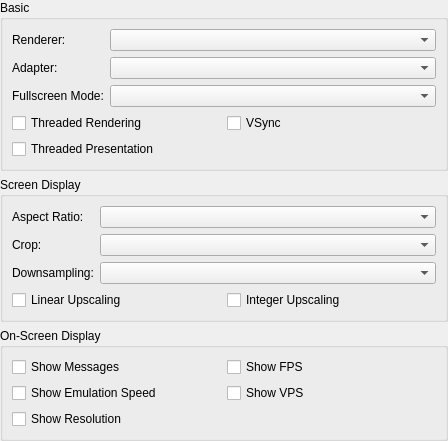
Old version of the form src/duckstation-qt/displaysettingswidget.ui in the repository kofxi3584karlayang/duckstation.
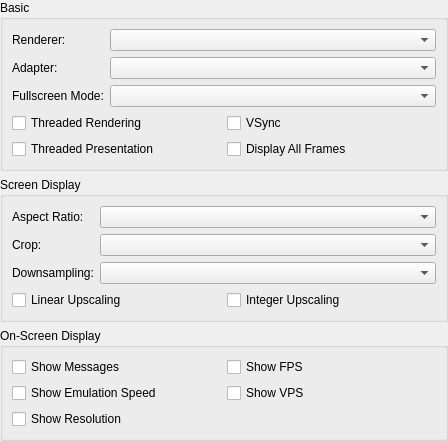
New version of the form.

Patch:
```diff
--- a/src/duckstation-qt/displaysettingswidget.ui
+++ b/src/duckstation-qt/displaysettingswidget.ui
@@ -85,6 +85,13 @@
           </property>
          </widget>
         </item>
+        <item row="1" column="1">
+         <widget class="QCheckBox" name="displayAllFrames">
+          <property name="text">
+           <string>Display All Frames</string>
+          </property>
+         </widget>
+        </item>
        </layout>
       </item>
      </layout>
```
Left out of the diff: 2 changed lines with no effect on the pictures.
